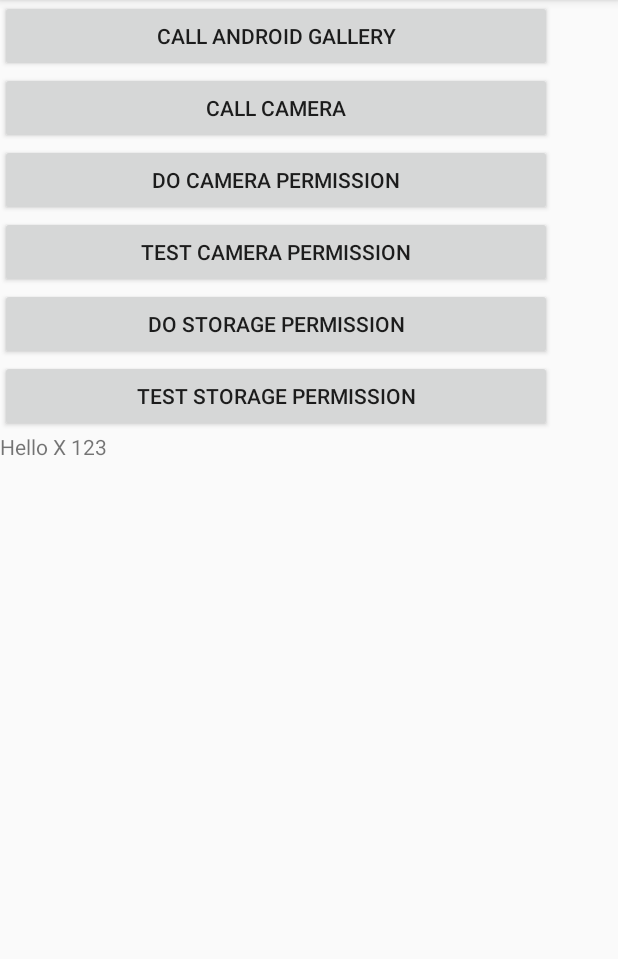
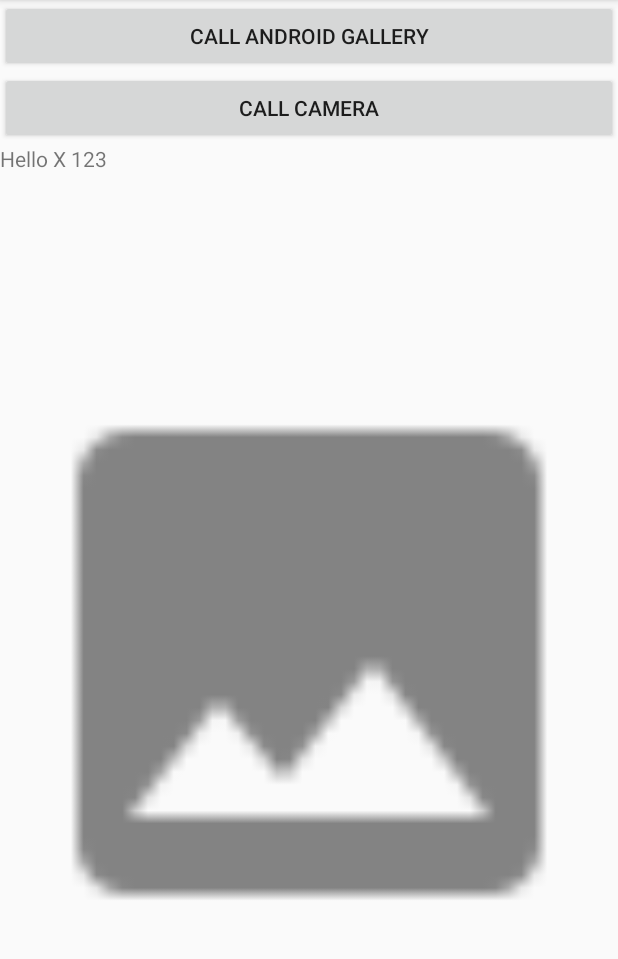
Before and after one commit to pga4711/VMI_1, an Android app: the screen it shows after launch (MainActivity), on a phone screen of 412 x 824 dp, the part 84-1043 px from its top. Run offline under Robolectric (Android 15) with nearby library versions, the phone set to English and light mode, and no system bars.

Commit message:
Now the concept to call the OEM Native Camera works. After a picture has been taken, a kind of URI is returned that an ImageView can use. But the gallerybutton have problematics.

```diff
--- a/app/src/main/AndroidManifest.xml
+++ b/app/src/main/AndroidManifest.xml
@@ -36,6 +36,7 @@
     <uses-permission android:name="android.permission.WRITE_EXTERNAL_STORAGE" />
     <uses-permission android:name="android.permission.CAMERA"/>
     <uses-permission android:name="android.permission.ACCESS_FINE_LOCATION" />
+    <uses-permission android:name="android.permission.RECORD_AUDIO" />
 
     <uses-feature android:name="android.hardware.location.gps" android:required="true"/>
     <uses-feature android:name="android.hardware.camera" android:required="true"/>
--- a/app/src/main/java/com/example/philip/mytestwithintents/MainActivity.java
+++ b/app/src/main/java/com/example/philip/mytestwithintents/MainActivity.java
@@ -3,6 +3,8 @@ package com.example.philip.mytestwithintents;
 import android.Manifest;
 import android.content.Intent;
 import android.content.pm.PackageManager;
+import android.graphics.Bitmap;
+import android.graphics.BitmapFactory;
 import android.os.Build;
 import android.os.Environment;
 import android.provider.MediaStore;
@@ -17,6 +19,8 @@ import android.widget.Button;
 import android.database.Cursor; //??okej?
 import android.content.Context; //????????????
 import android.net.Uri; //?????
+import android.widget.ImageView;
+
 import java.io.File;
 import java.io.IOException;
 import java.text.SimpleDateFormat;
@@ -30,9 +34,7 @@ public class MainActivity extends AppCompatActivity {
     static final int REQUEST_OPEN_IMAGE = 1;
 
     static final int REQUEST_OPEN_CAMERA = 2;
-    static final int REQUEST_PERMISSION_CAM = 3;
-    static final int REQUEST_TEST_PERMISSION_CAM = 4;
-    static final int REQUEST_TEST_PERMISSION_WRITESTORAGE = 5;
+    static final int REQUEST_PERMISSIONS = 3;
 
     static boolean ALL_PERMISSIONS_OK = false;
 
@@ -40,23 +42,28 @@ public class MainActivity extends AppCompatActivity {
     protected void onCreate(Bundle savedInstanceState) {
         super.onCreate(savedInstanceState);
         setContentView(R.layout.activity_main);
+
         Log.d(TAG, "getApplicationContext().getPackageName()!!: " + getApplicationContext().getPackageName());
         Log.d(TAG, "SDK version is: " + Build.VERSION.SDK_INT);
         Log.d(TAG, "Applicationid  is: " + BuildConfig.APPLICATION_ID);
 
-        forceRightPermissions();
+        //THIS IS ONLY ALLOWED IN PROTOTYPE SOFTWARE, in a real realease on Google Play you have to handle
+        //permissions if the user presses DENY.
+        String[] permissions = {Manifest.permission.CAMERA,
+                Manifest.permission.WRITE_EXTERNAL_STORAGE,
+                Manifest.permission.ACCESS_FINE_LOCATION,
+                Manifest.permission.RECORD_AUDIO};
+
+
+        ActivityCompat.requestPermissions(this, permissions, REQUEST_PERMISSIONS);
 
 
 
-
-        final Button button = findViewById(R.id.buttonX);
-        button.setOnClickListener(new View.OnClickListener() {
+        final Button callGalleryBtn = findViewById(R.id.buttonX);
+        callGalleryBtn.setOnClickListener(new View.OnClickListener() {
             public void onClick(View v) {
-
                 Intent intent = new Intent(Intent.ACTION_GET_CONTENT);
-                Log.d(TAG, "hello123");
                 Log.d(TAG, "This is intent.getType(): " + intent.getType());
-
                 intent.setType("image/*");
                 Log.d(TAG, "This is intent.getType(): " + intent.getType());
                 Log.d(TAG, "this.getClass() : " + this.getClass());
@@ -73,121 +80,25 @@ public class MainActivity extends AppCompatActivity {
 
             }
         });
-
-        final Button buttonTestCamPerm = findViewById(R.id.buttonTestCamPerm);
-        buttonTestCamPerm.setOnClickListener(new View.OnClickListener() {
-            public void onClick(View v) {
-                Log.d(TAG, "Inside buttonTestCamPerm");
-
-                testCameraPermission();
-
-
-            }
-        });
-
-
-        final Button buttonDoCamPerm = findViewById(R.id.buttonDoCameraPerm);
-        buttonDoCamPerm.setOnClickListener(new View.OnClickListener() {
-            public void onClick(View v) {
-                Log.d(TAG, "Inside buttonDoCameraPerm");
-
-                doCameraPermission();
-            }
-        });
-
-
-        final Button buttonTestStoragePerm = findViewById(R.id.testStoragePerm);
-        buttonTestStoragePerm.setOnClickListener(new View.OnClickListener() {
-            public void onClick(View v) {
-                Log.d(TAG, "Inside buttonTestStoragePerm");
-
-                testStorageWritePerrmission();
-            }
-        });
-
-        final Button buttonDoStoragePerm = findViewById(R.id.doStoragePerm);
-        buttonDoStoragePerm.setOnClickListener(new View.OnClickListener() {
-            public void onClick(View v) {
-                Log.d(TAG, "Inside buttonDoStoragePerm");
-                doStorageWritePerrmission();
-            }
-        });
-
     }
-
-    private void forceRightPermissions() {
-        if(ContextCompat.checkSelfPermission(getApplicationContext(), Manifest.permission.CAMERA) == PackageManager.PERMISSION_DENIED) {
-            //Om den inte har behörighet, exekvera behörighetsskylten.
-            ActivityCompat.requestPermissions(this, new String[]{Manifest.permission.CAMERA}, REQUEST_TEST_PERMISSION_CAM);
-        }
-
-        if (ContextCompat.checkSelfPermission(getApplicationContext(), Manifest.permission.WRITE_EXTERNAL_STORAGE) == PackageManager.PERMISSION_DENIED)
-            ActivityCompat.requestPermissions(this, new String[]{Manifest.permission.WRITE_EXTERNAL_STORAGE}, REQUEST_TEST_PERMISSION_WRITESTORAGE);
-
-
-    }
-
-    private void doCameraPermission() {
-        Log.d(TAG, "Before requestPermission");
-
-        ActivityCompat.requestPermissions(this, new String[]{Manifest.permission.CAMERA}, REQUEST_TEST_PERMISSION_CAM);
-
-        Log.d(TAG, "Before requestPermission");
-    }
-
-    private void testCameraPermission() {
-        if (ContextCompat.checkSelfPermission(getApplicationContext(), Manifest.permission.CAMERA)
-                == PackageManager.PERMISSION_DENIED) {
-            Log.d(TAG, "true. Camera. Permission is denied");
-        } else
-            Log.d(TAG, "false. You have access to camera");
-        Log.d(TAG, "after permission IF");
-    }
-
-
-
-    private void doStorageWritePerrmission() {
-        Log.d(TAG, "Before requestPermission");
-
-        ActivityCompat.requestPermissions(this, new String[]{Manifest.permission.WRITE_EXTERNAL_STORAGE}, REQUEST_TEST_PERMISSION_WRITESTORAGE);
-
-        Log.d(TAG, "Before requestPermission");
-    }
-
-    private void testStorageWritePerrmission() {
-        if (ContextCompat.checkSelfPermission(getApplicationContext(), Manifest.permission.WRITE_EXTERNAL_STORAGE)
-                == PackageManager.PERMISSION_DENIED) {
-            Log.d(TAG, "true. Ext Storage. Permission is denied");
-        } else
-            Log.d(TAG, "false. You have access to ext storage");
-        Log.d(TAG, "after permission IF ext storage");
-    }
-
-
-
-
     //Denna anropas alltid när en activity är typ klar. Den funkar osm ett slot i QT.
     @Override
     protected void onActivityResult(int requestCode, int resultCode, Intent data) {
 
         if (requestCode == REQUEST_OPEN_IMAGE) {
             Log.d(TAG, "HELLO, This is data: " + data.getDataString());
-
             //Lite avancerad
             String filePath = getRealPathFromURI(getApplicationContext(), data.getData());
             Log.d(TAG, "WHat could this filePath be? " + filePath);
+
         } else if (requestCode == REQUEST_OPEN_CAMERA) {
-            Log.d(TAG, "We arrived here, but i do not do anything with it");
-            //och vad gör männskann här. När hen har fått tillbaka en bild
-        } else if (requestCode == REQUEST_PERMISSION_CAM) {
-            Log.d(TAG, "Done. in request code REQUEST_PERMISSION_CAM");
-
-        } else if (requestCode == REQUEST_TEST_PERMISSION_CAM) {
-            Log.d(TAG, "Done. in request code REQUEST_TEST_PERMISSION_CAM");
-        } else if (requestCode == REQUEST_TEST_PERMISSION_WRITESTORAGE) {
-            Log.d(TAG, "Done. in request code REQUEST_TEST_PERMISSION_WRITESTORAGE");
+            Log.d(TAG,"We arrived to read the file");
+            Log.d(TAG,"This should be the lastCameraFileUri: "+ lastCameraFileUri);
+            //och vad gör männskann här. När hen har fått tillbaka en bild. Jo
+            setPic();
+        } else if (requestCode == REQUEST_PERMISSIONS) {
+            Log.d(TAG, "permission jox har körts");
         }
-
     }
 //Anropas endast vid request image! inte vid kameraanrop
 
@@ -204,11 +115,8 @@ public class MainActivity extends AppCompatActivity {
                 cursor.close();
             }
         }
-
         //Frivilligt:  super.onActivityResult(requestCode, resultCode, data);
-
     }
-
 
     //Call Camera funktionalities
     //Den här ska starta upp kameran. Jag tror den ber android att starta kameran
@@ -229,18 +137,16 @@ public class MainActivity extends AppCompatActivity {
                 // Error occurred while creating the File
                 Log.d(TAG, "ERROR ex.getLocalizedMessage() : " + ex.getLocalizedMessage());
                 Log.d(TAG, "ERROR ex.getMessage()          : " + ex.getMessage());
-
             }
 
             // Continue only if the File was successfully created
             if (photoFile != null) {
-
-
                 //Denna getApplicationContext().getPackageName() returnerar com.example.philip.mytestwithintents
                 Uri photoURI = FileProvider.getUriForFile(this,
-                        getApplicationContext().getPackageName()+".fileprovider",
+                        getApplicationContext().getPackageName() + ".fileprovider",
                         photoFile);
                 lastCameraFileUri = photoFile.toString();
+                Log.d(TAG, "photoFile.toString(): " + photoFile.toString());
                 takePictureIntent.putExtra(MediaStore.EXTRA_OUTPUT, photoURI);
                 startActivityForResult(takePictureIntent, REQUEST_OPEN_CAMERA);
 
@@ -257,13 +163,12 @@ public class MainActivity extends AppCompatActivity {
         }
     }
 
-
     private File createImageFile() throws IOException {
         // Create an image file name
         String timeStamp = new SimpleDateFormat("yyyyMMdd_HHmmss").format(new Date());
 
 
-        String imageFileName = "MYAPPTEMP_" + timeStamp + " ";
+        String imageFileName = "XBalancer" + timeStamp;
 
 
         //Okej, här får vi platsen där alla bilder sparas
@@ -272,8 +177,7 @@ public class MainActivity extends AppCompatActivity {
         Log.d(TAG, "This is storageDir.toString() : " + storageDir.toString());
 
 
-
-        File image = File.createTempFile(imageFileName,".jpg",storageDir );
+        File image = File.createTempFile(imageFileName, ".jpg", storageDir);
         Log.d(TAG, "This is image.toString()      : " + image.toString());
 
 
@@ -281,6 +185,30 @@ public class MainActivity extends AppCompatActivity {
     }
 
 
+    private void setPic() {
 
+        ImageView mImageView = findViewById(R.id.imageView1);
+        // Get the dimensions of the View
+        int targetW = mImageView.getWidth();
+        int targetH = mImageView.getHeight();
+
+        // Get the dimensions of the bitmap
+        BitmapFactory.Options bmOptions = new BitmapFactory.Options();
+        bmOptions.inJustDecodeBounds = true;
+        BitmapFactory.decodeFile(lastCameraFileUri, bmOptions);
+        int photoW = bmOptions.outWidth;
+        int photoH = bmOptions.outHeight;
+
+        // Determine how much to scale down the image
+        int scaleFactor = Math.min(photoW/targetW, photoH/targetH);
+
+        // Decode the image file into a Bitmap sized to fill the View
+        bmOptions.inJustDecodeBounds = false;
+        bmOptions.inSampleSize = scaleFactor;
+        bmOptions.inPurgeable = true;
+
+        Bitmap bitmap = BitmapFactory.decodeFile(lastCameraFileUri, bmOptions);
+        mImageView.setImageBitmap(bitmap);
+    }
 
 }
--- a/app/src/main/res/layout/activity_main.xml
+++ b/app/src/main/res/layout/activity_main.xml
@@ -7,8 +7,8 @@
     tools:context="com.example.philip.mytestwithintents.MainActivity">
 
     <LinearLayout
-        android:layout_width="368dp"
-        android:layout_height="456dp"
+        android:layout_width="match_parent"
+        android:layout_height="match_parent"
         android:orientation="vertical"
         tools:layout_editor_absoluteX="8dp"
         tools:layout_editor_absoluteY="28dp">
@@ -32,35 +32,6 @@
             app:layout_constraintStart_toStartOf="parent"
             tools:layout_editor_absoluteY="50dp" />
 
-        <Button
-            android:id="@+id/buttonDoCameraPerm"
-            android:layout_width="match_parent"
-            android:layout_height="wrap_content"
-            android:text="Do camera permission"
-            tools:layout_editor_absoluteX="98dp"
-            tools:layout_editor_absoluteY="447dp" />
-
-        <Button
-            android:id="@+id/buttonTestCamPerm"
-            android:layout_width="match_parent"
-            android:layout_height="wrap_content"
-            android:text="Test Camera permission"
-            app:layout_constraintEnd_toEndOf="parent"
-            app:layout_constraintStart_toStartOf="parent"
-            tools:layout_editor_absoluteY="298dp" />
-
-        <Button
-            android:id="@+id/doStoragePerm"
-            android:layout_width="match_parent"
-            android:layout_height="wrap_content"
-            android:text="Do storage permission" />
-
-        <Button
-            android:id="@+id/testStoragePerm"
-            android:layout_width="match_parent"
-            android:layout_height="wrap_content"
-            android:text="Test storage permission" />
-
         <TextView
             android:layout_width="match_parent"
             android:layout_height="wrap_content"
@@ -69,6 +40,12 @@
             app:layout_constraintLeft_toLeftOf="parent"
             app:layout_constraintTop_toTopOf="parent" />
 
+        <ImageView
+            android:id="@+id/imageView1"
+            android:layout_width="match_parent"
+            android:layout_height="match_parent"
+            android:src="@drawable/ic_no_image" />
+
     </LinearLayout>
 
 </android.support.constraint.ConstraintLayout>
```
Also changed, not shown: app/src/main/res/drawable-hdpi/ic_no_image.png (added), app/src/main/res/drawable-mdpi/ic_no_image.png (added), app/src/main/res/drawable-xhdpi/ic_no_image.png (added), app/src/main/res/drawable-xxhdpi/ic_no_image.png (added).
